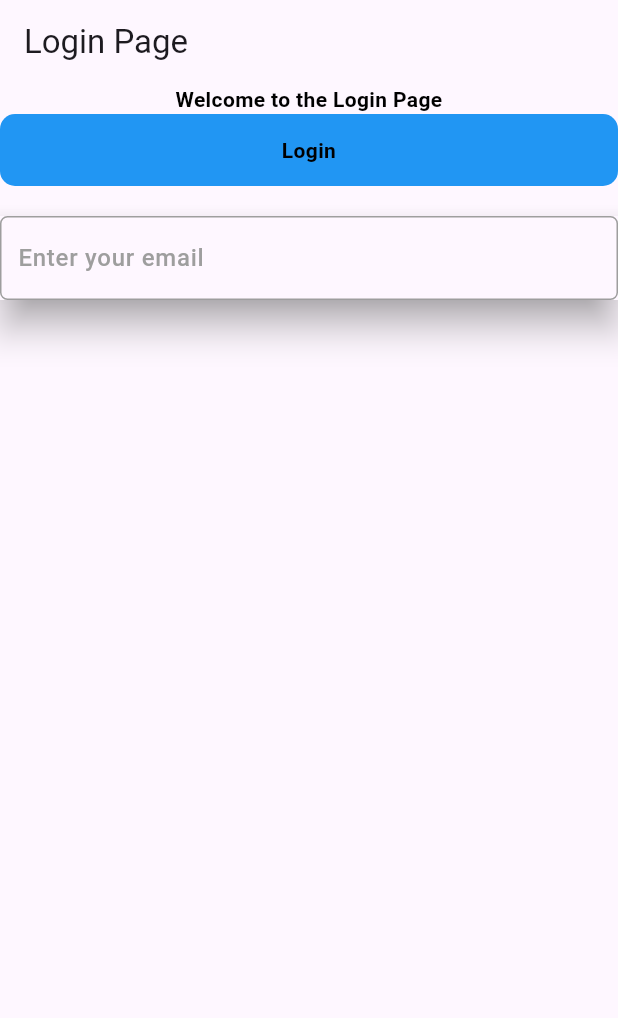
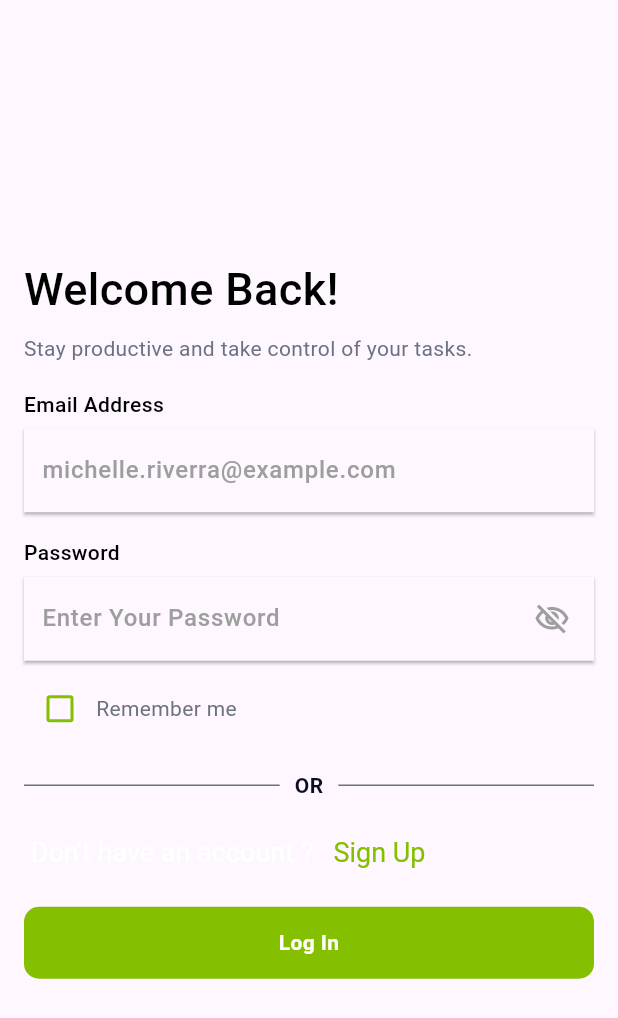
Before and after one commit to eusouf12/todo_app, a Flutter app: the screen it shows after launch, on a phone screen of 412 x 824 dp. Shown: the top 1018 px of the screen. Run offline on Flutter 3.47's test engine with Material 3 defaults, Android fonts, the phone set to English and light mode, and no system bars.

Commit message:
login page update successfully

```diff
--- /dev/null
+++ b/lib/common widget/DividerOr/divider_or.dart
@@ -0,0 +1,35 @@
+import 'package:flutter/material.dart';
+
+class DividerOr extends StatelessWidget {
+  const DividerOr({super.key});
+
+  @override
+  Widget build(BuildContext context) {
+     return Row(
+      children: [
+        const Expanded(
+          child: Divider(
+            color: Color(0xFF6B7280),
+            thickness: 1,
+          ),),
+
+        const Padding(
+          padding: EdgeInsets.symmetric(horizontal: 10),
+          child: Text(
+            'OR',
+            style: TextStyle(
+              color: Color(0xFF0A0E23),
+              fontWeight: FontWeight.w600,
+
+            ),
+          ),
+        ),
+        const Expanded(
+          child: Divider(
+            color: Color(0xFF6B7280),
+            thickness: 1,
+          ),),
+      ],
+    );
+  }
+}
--- a/lib/common widget/common btn/custom_btn.dart
+++ b/lib/common widget/common btn/custom_btn.dart
@@ -9,7 +9,7 @@ class CustomBtn extends StatelessWidget {
     this.height = 48,
     this.width = double.maxFinite,
     this.titleColor = Colors.black,
-    this.backGroundColor= Colors.blue,
+    this.backGroundColor= const Color(0xFF84C000),
     this.marginHorizontal = 0,
     this.marginVertical = 0,
     this.fillColor = Colors.transparent,
--- a/lib/common widget/common field text/custom_text_field.dart
+++ b/lib/common widget/common field text/custom_text_field.dart
@@ -34,7 +34,7 @@ static void _defaultOnTap() {}
     this.onChanged,
     this.formFieldValidator,
     this.onTapClick = _defaultOnTap,
-    this.elevation=10,
+    this.elevation=1,
     this.shadowColor= Colors.grey,
   });
 
@@ -149,13 +149,13 @@ class _CustomTextFieldState extends State<CustomTextField> {
                 focusedBorder: OutlineInputBorder(
                   borderRadius: BorderRadius.circular(widget.borderRadius),
                   borderSide:
-                  BorderSide(color: widget.focusBorderColor ??Colors.greenAccent,width:1),
+                  BorderSide(color: widget.focusBorderColor ??Colors.grey,width:1),
                   gapPadding: 0
                 ),
                 enabledBorder: OutlineInputBorder(
                   borderRadius: BorderRadius.circular(widget.borderRadius),
                   borderSide:
-                  BorderSide(color: widget.borderColor ?? Colors.grey, width: 1),
+                    BorderSide.none,
                   gapPadding: 0
                 ),
               )
--- a/lib/common widget/common text/custom_text.dart
+++ b/lib/common widget/common text/custom_text.dart
@@ -12,7 +12,7 @@ class CustomText extends StatelessWidget {
     this.text='',
     this.fontSize =14,
     this.fontWeight=FontWeight.w400,
-    this.color,
+    this.color = const Color(0xFF6B7280),
     this.lineHeight=0,
     this.maxLines,
     this.textDecoration,
@@ -26,7 +26,7 @@ class CustomText extends StatelessWidget {
   final TextAlign textAlign;
   final String text;
   final double fontSize;
-  final Color? color;
+  final Color color;
   final FontWeight fontWeight;
   final double lineHeight;
   final int? maxLines;
--- a/lib/main.dart
+++ b/lib/main.dart
@@ -1,5 +1,21 @@
 import 'package:flutter/material.dart';
+import 'package:my_task/view/All%20Task/Add%20Task/add_task.dart';
+import 'package:my_task/view/All%20Task/TaskDetails/task_details.dart';
+import 'package:my_task/view/All%20Task/TaskEdit/task_edit.dart';
+import 'package:my_task/view/Homepage/home_page.dart';
 import 'package:my_task/view/Login/log_in.dart';
+import 'package:my_task/view/Profile/Account%20Setting/account_setting.dart';
+import 'package:my_task/view/Profile/Change%20Password/change_password.dart';
+import 'package:my_task/view/Profile/Edit%20Profile/edit_profile.dart';
+import 'package:my_task/view/Profile/HelpSupport/help_support.dart';
+import 'package:my_task/view/Profile/My%20profile/my_profile.dart';
+import 'package:my_task/view/Profile/Privacy/privacy.dart';
+import 'package:my_task/view/Profile/Profile%20Page/profile_page.dart';
+import 'package:my_task/view/Profile/TermCondition/term_condition.dart';
+import 'package:my_task/view/Verifymail_otp/Email%20Verify/email_verify.dart';
+import 'package:my_task/view/Verifymail_otp/Otp/otp_verify.dart';
+import 'package:my_task/view/Verifymail_otp/Set%20Pass/set_pass.dart';
+import 'package:my_task/view/sign%20up/sign_up.dart';
 
 void main() {
   runApp(const MyApp());
@@ -18,6 +34,23 @@ class MyApp extends StatelessWidget {
 
       routes: {
         '/': (context) => const Login(),
+        '/signup': (context) => const SignUp(),
+        '/homepage': (context) => const HomePage(),
+        '/verifyemail': (context) => const EmailVerify(),
+        '/otpverify': (context) => const OtpVerify(),
+        '/setpassword': (context) => const SetPassWord(),
+        '/addtask': (context) => const AddTask(),
+        '/detailtask': (context) => const TaskDetails(),
+        '/edittask': (context) => const TaskEdit(),
+        '/profilepage' :(context) => const ProfilePage(),
+        '/myprofile' :(context) => const MyProfile(),
+        '/accountsettings' :(context) => const AccountSetting(),
+        '/changepassword' :(context) => const ChangePassword(),
+        '/editprofile' :(context) => const EditProfile(),
+        '/termconditions' :(context)=> const TermCondition(),
+        '/privacy' :(context) => const Privacy(),
+        '/help': (context)=> const HelpSupport(),
+
       },
     );
   }
--- /dev/null
+++ b/lib/view/All Task/Add Task/add_task.dart
@@ -0,0 +1,22 @@
+import 'package:flutter/material.dart';
+
+class AddTask extends StatefulWidget {
+  const AddTask({super.key});
+
+  @override
+  State<AddTask> createState() => _AddTaskState();
+}
+
+class _AddTaskState extends State<AddTask> {
+  @override
+  Widget build(BuildContext context) {
+    return Scaffold(
+      appBar: AppBar(
+        title: const Text('Add Task'),
+      ),
+      body: Center(
+        child: const Text('Add Task Screen'),
+      ),
+    );
+  }
+}
--- a/lib/view/Login/log_in.dart
+++ b/lib/view/Login/log_in.dart
@@ -1,4 +1,6 @@
+import 'package:flutter/gestures.dart';
 import 'package:flutter/material.dart';
+import 'package:my_task/common%20widget/DividerOr/divider_or.dart';
 import 'package:my_task/common%20widget/common%20btn/custom_btn.dart';
 import 'package:my_task/common%20widget/common%20field%20text/custom_text_field.dart';
 import 'package:my_task/common%20widget/common%20text/custom_text.dart';
@@ -11,37 +13,116 @@ class Login extends StatefulWidget {
 }
 
 class _LoginState extends State<Login> {
+
+ bool isChacked = false;
+
   @override
   Widget build(BuildContext context) {
     return Scaffold(
-      appBar: AppBar(
-        title: const Text('Login Page'),
-      ),
-      body: Center(
-        child: Column(
-          children: [
-             CustomText(
-            text: 'Welcome to the Login Page',
-            color: Colors.black,
-            fontWeight: FontWeight.bold,
-            textAlign: TextAlign.center,
-          ),
-          CustomBtn(
-            onTap: (){
+       body: Padding(
+        padding: const EdgeInsets.symmetric(horizontal: 16.0, vertical: 24.0),
+         child: Column(
+           mainAxisAlignment: MainAxisAlignment.center,
+            crossAxisAlignment: CrossAxisAlignment.start,
+             children: [
+                const CustomText(
+                  text: 'Welcome Back!',
+                  color: Colors.black,
+                  fontWeight: FontWeight.w500,
+                  fontSize: 30,
+                  lineHeight: 38,
+                ),
 
-            },
-            title: 'Login',
-            ),
-            SizedBox(height: 20),
-            CustomTextField(
-              hinText: 'Enter your email',
-            )
-          ],
+                const CustomText(
+                  text: 'Stay productive and take control of your tasks.',
+                  top: 8,
+                  bottom: 12,
+                ),
 
-        ),
+                // Email
+                const CustomText(
+                  text:'Email Address',
+                  fontSize: 14,
+                  fontWeight: FontWeight.w500,
+                  lineHeight: 20,
+                  color: Colors.black,
+                  top: 5,
+                  bottom: 6,
+                ),
+                const CustomTextField(
+                  hinText: 'michelle.riverra@example.com',
+                  elevation:1,
+                  shadowColor: Colors.grey,
+                ),
 
+                //password
+                const CustomText(
+                  text:'Password',
+                  fontSize: 14,
+                  fontWeight: FontWeight.w500,
+                  color: Colors.black,
+                  top:17,
+                  bottom:6,
+                ),
+                const CustomTextField(
+                  hinText: 'Enter Your Password',
+                  isPassword: true,
+                  showObscure: true,
+                ),
+                SizedBox(height: 8,),
+                Row(
+                  children: [
+                    Checkbox(
+                      value: isChacked,
+                      onChanged: (bool? newValue) {
+                      setState(() {
+                        isChacked = newValue ?? false;
+                      });
+                      },
+                      side: const BorderSide(
+                      color: Color(0xFF84C000),
+                      width: 2,
+                      ),
+                      activeColor: Color(0xFF84C000),
+                    ),
+                    CustomText(
+                      text: 'Remember me',
+                    )
+                  ],
+                ),
+                SizedBox(height: 17,),
+                DividerOr(),
+                SizedBox(height: 24),
+                RichText(text: TextSpan(
+                  text: ' Don\'t have an account ?   ',
+                    style: TextStyle(
+                      fontSize: 18,
+                    ),
+                  children: [
+                    TextSpan(
+                      text: 'Sign Up',
+                      style: TextStyle(
+                        color:Color(0xFF84C000),
+                      ),
+                      recognizer:TapGestureRecognizer()
+                        ..onTap = (){
+                        Navigator.pushNamed(context, '/signup');
+                    },
+                    )
+                  ]
+                )
+                ),
 
-      ),
+                SizedBox(height: 26,),
+                CustomBtn(onTap: (){
+                  Navigator.pushNamed(context, '/homepage');
+                },
+                  title: 'Log In',
+                  titleColor: Colors.white,
+                ),
+              ],
+         ),
+       ),
     );
   }
 }
```
